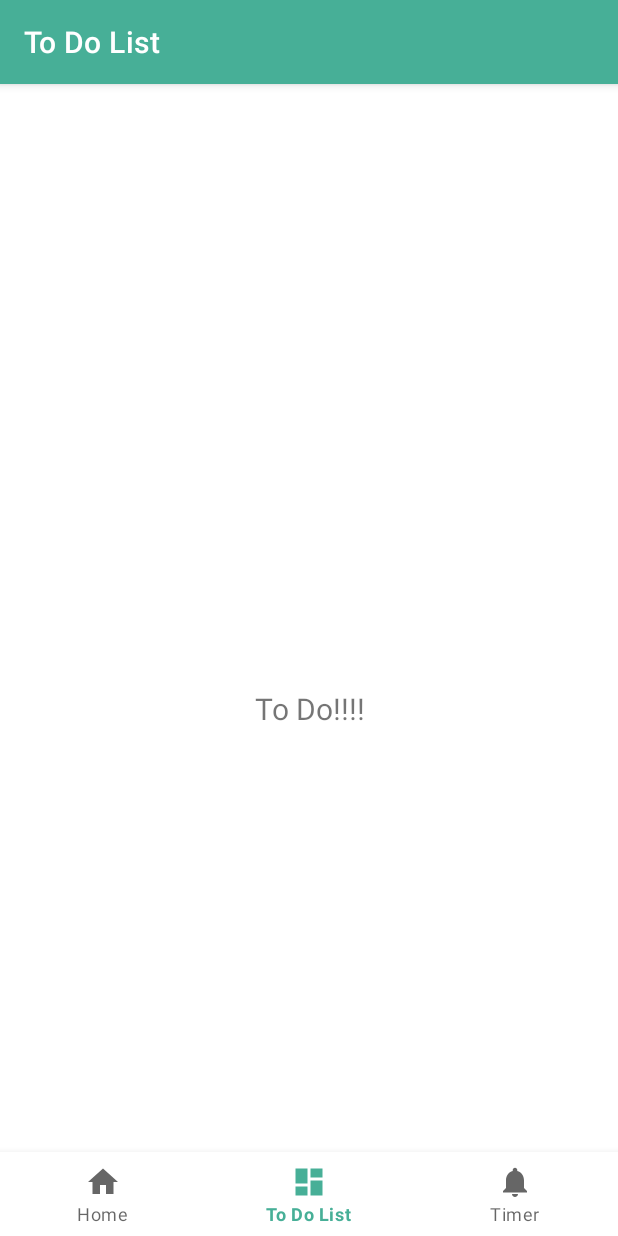
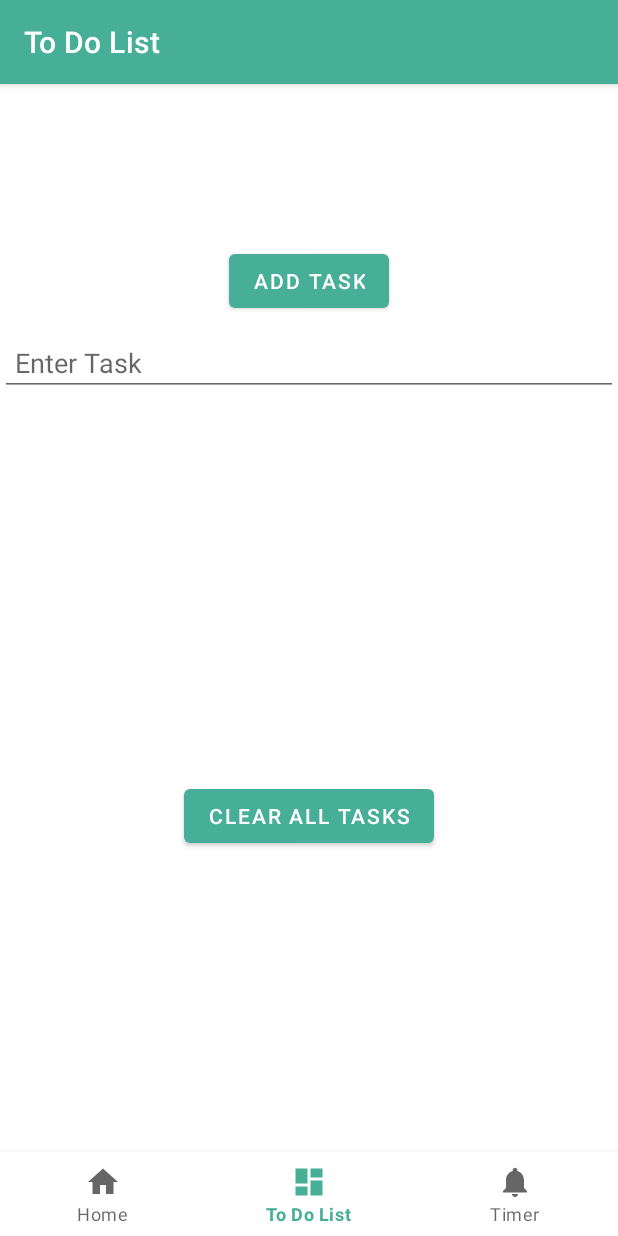
Before and after one commit to jlc25/ribbitivity, an Android app: the screen it shows after launch (MainActivity), item 2 of the bottom bar chosen, on a phone screen of 412 x 824 dp. Run offline under Robolectric (Android 15) with nearby library versions, the phone set to English and light mode, and no system bars; our stand-ins replace navigation-ui.

Commit message:
Todo is working (barely)

```diff
--- a/app/src/main/java/com/example/ribbitivity/data/FileHandler.kt
+++ b/app/src/main/java/com/example/ribbitivity/data/FileHandler.kt
@@ -3,6 +3,7 @@ package com.example.ribbitivity.data
 import android.content.Context
 import com.example.ribbitivity.model.Todo
 import java.io.FileNotFoundException
+import java.io.IOException
 
 class FileHandler(private val context: Context) {
 
@@ -11,7 +12,8 @@ class FileHandler(private val context: Context) {
     fun readTasks(): List<Todo> {
         val tasks = mutableListOf<Todo>()
         try {
-            context.openFileInput(fileName).bufferedReader().useLines { lines ->
+            val fileInputStream = context.openFileInput(fileName)
+            fileInputStream.bufferedReader().useLines { lines ->
                 lines.forEach {
                     val taskInfo = it.split(",")
                     val task = taskInfo[0]
@@ -19,11 +21,15 @@ class FileHandler(private val context: Context) {
                     tasks.add(Todo(task, status))
                 }
             }
+            fileInputStream.close()
         } catch (e: FileNotFoundException) {
-            throw FileNotFoundException("File was not found LIL BRO")
+            // File doesn't exist, so create it
+            createEmptyFile()
         }
         return tasks
     }
+
+
 
     fun writeTask(todo: Todo) {
         val taskString = "${todo.task},${todo.status}\n"
@@ -40,4 +46,22 @@ class FileHandler(private val context: Context) {
             }
         }
     }
+    private fun createEmptyFile() {
+        try {
+            context.openFileOutput(fileName, Context.MODE_PRIVATE).use {
+                // Write an empty string or any default content to the file
+                it.write("".toByteArray())
+            }
+        } catch (e: IOException) {
+            // Handle the IOException, e.g., log an error or throw an exception
+            e.printStackTrace()
+        }
+    }
+    fun clearAllTasks() {
+        // Clear all tasks by overwriting the file with an empty string
+        context.openFileOutput(fileName, Context.MODE_PRIVATE).use {
+            it.write("".toByteArray())
+        }
+    }
+
 }
--- a/app/src/main/java/com/example/ribbitivity/ui/list/ListFragment.kt
+++ b/app/src/main/java/com/example/ribbitivity/ui/list/ListFragment.kt
@@ -4,35 +4,98 @@ import android.os.Bundle
 import android.view.LayoutInflater
 import android.view.View
 import android.view.ViewGroup
+import android.widget.Button
+import android.widget.EditText
 import android.widget.TextView
 import androidx.fragment.app.Fragment
-import androidx.lifecycle.ViewModelProvider
+import com.example.ribbitivity.R
+import com.example.ribbitivity.data.FileHandler
+import com.example.ribbitivity.model.Todo
 import com.example.ribbitivity.databinding.FragmentListBinding
 
 class ListFragment : Fragment() {
+    private var _binding: FragmentListBinding? = null
+    private val binding get() = _binding!!
+    private lateinit var fileHandler: FileHandler
 
-    private var _binding: FragmentListBinding? = null
-
-    // This property is only valid between onCreateView and
-    // onDestroyView.
-    private val binding get() = _binding!!
+    private val _tasks = mutableListOf<Todo>()
+    private lateinit var textView: TextView
+    private lateinit var editTextTask: EditText
+    private lateinit var btnConfirmAdd: Button
 
     override fun onCreateView(
-        inflater: LayoutInflater,
-        container: ViewGroup?,
+        inflater: LayoutInflater, container: ViewGroup?,
         savedInstanceState: Bundle?
     ): View {
-        val notificationsViewModel =
-            ViewModelProvider(this).get(ListViewModel::class.java)
+        _binding = FragmentListBinding.inflate(inflater, container, false)
+        val view = binding.root
 
-        _binding = FragmentListBinding.inflate(inflater, container, false)
-        val root: View = binding.root
+        textView = binding.textList
+        editTextTask = binding.editTextTask
+        btnConfirmAdd = binding.btnConfirmAdd
 
-        val textView: TextView = binding.textList
-        notificationsViewModel.text.observe(viewLifecycleOwner) {
-            textView.text = it
+        val btnAddTask: Button = binding.btnAddTask
+//        val btnRemoveTask: Button = binding.btnRemoveTask
+        val btnClearAllTasks: Button = binding.btnClearAllTasks
+
+        fileHandler = FileHandler(requireContext())
+
+        // Initialize tasks from the file
+        _tasks.addAll(fileHandler.readTasks())
+        updateUI()
+
+        btnAddTask.setOnClickListener {
+            // Show the EditText and Confirm button
+            editTextTask.visibility = View.VISIBLE
+            btnConfirmAdd.visibility = View.VISIBLE
         }
-        return root
+
+        btnConfirmAdd.setOnClickListener {
+            val taskDescription = editTextTask.text.toString()
+            if (taskDescription.isNotBlank()) {
+                addTask(taskDescription)
+                // Hide the EditText and Confirm button after adding the task
+                editTextTask.visibility = View.GONE
+                btnConfirmAdd.visibility = View.GONE
+                // Clear the EditText
+                editTextTask.text.clear()
+            }
+        }
+
+//        btnRemoveTask.setOnClickListener {
+//            removeTask("Task to Remove")
+//        }
+        btnClearAllTasks.setOnClickListener {
+            clearAllTasks()
+        }
+
+        return view
+    }
+    private fun clearAllTasks() {
+        _tasks.clear()
+        fileHandler.clearAllTasks()
+        updateUI()
+    }
+    private fun addTask(taskDescription: String) {
+        val newTask = Todo(taskDescription, false)
+        _tasks.add(newTask)
+        saveTasksToFile()
+        updateUI()
+    }
+
+//    private fun removeTask(taskDescription: String) {
+//        _tasks.removeAll { it.task == taskDescription }
+//        saveTasksToFile()
+//        updateUI()
+//    }
+
+    private fun saveTasksToFile() {
+        fileHandler.saveTasksToFile(_tasks)
+    }
+
+    private fun updateUI() {
+        val tasksText = _tasks.joinToString("\n") { it.task }
+        textView.text = tasksText
     }
 
     override fun onDestroyView() {
--- a/app/src/main/res/layout/fragment_list.xml
+++ b/app/src/main/res/layout/fragment_list.xml
@@ -1,22 +1,90 @@
 <?xml version="1.0" encoding="utf-8"?>
-<androidx.constraintlayout.widget.ConstraintLayout xmlns:android="http://schemas.android.com/apk/res/android"
+<androidx.constraintlayout.widget.ConstraintLayout
+    xmlns:android="http://schemas.android.com/apk/res/android"
     xmlns:app="http://schemas.android.com/apk/res-auto"
     xmlns:tools="http://schemas.android.com/tools"
     android:layout_width="match_parent"
     android:layout_height="match_parent"
-    tools:context=".ui.list.ListFragment">
+    tools:context="com.example.ribbitivity.ui.list.ListFragment">
 
     <TextView
         android:id="@+id/text_list"
-        android:layout_width="match_parent"
+        android:layout_width="0dp"
         android:layout_height="wrap_content"
         android:layout_marginStart="8dp"
         android:layout_marginTop="8dp"
         android:layout_marginEnd="8dp"
         android:textAlignment="center"
         android:textSize="20sp"
+        app:layout_constraintBottom_toTopOf="@+id/btnAddTask"
+        app:layout_constraintEnd_toEndOf="parent"
+        app:layout_constraintStart_toStartOf="parent"
+        app:layout_constraintTop_toTopOf="parent" />
+
+    <Button
+        android:id="@+id/btnAddTask"
+        android:layout_width="wrap_content"
+        android:layout_height="wrap_content"
+        android:text="Add Task"
+        app:layout_constraintTop_toBottomOf="@+id/text_list"
+        app:layout_constraintStart_toStartOf="parent"
+        app:layout_constraintEnd_toEndOf="parent"
+        android:layout_marginTop="16dp" />
+
+    <!-- EditText for task input -->
+    <EditText
+        android:id="@+id/editTextTask"
+        android:layout_width="0dp"
+        android:layout_height="wrap_content"
+        app:layout_constraintTop_toBottomOf="@+id/btnAddTask"
+        app:layout_constraintStart_toStartOf="parent"
+        app:layout_constraintEnd_toEndOf="parent"
+        android:layout_marginTop="8dp"
+        android:padding="10dp"
+        android:hint="Enter Task"/>
+
+    <!-- Button to confirm task addition -->
+    <Button
+        android:id="@+id/btnConfirmAdd"
+        android:layout_width="wrap_content"
+        android:layout_height="wrap_content"
+        android:layout_marginTop="8dp"
+        android:onClick="onConfirmAddClicked"
+        android:text="Confirm"
+        android:visibility="gone"
+        app:layout_constraintEnd_toEndOf="parent"
+        app:layout_constraintStart_toStartOf="parent"
+        app:layout_constraintTop_toBottomOf="@+id/editTextTask" />
+
+    <!--    app:layout_constraintBottom_toTopOf="@+id/btnRemoveTask"-->
+
+<!--    <Button-->
+<!--        android:id="@+id/btnRemoveTask"-->
+<!--        android:layout_width="wrap_content"-->
+<!--        android:layout_height="wrap_content"-->
+<!--        android:text="Remove Task"-->
+<!--        app:layout_constraintEnd_toEndOf="parent"-->
+<!--        app:layout_constraintStart_toStartOf="parent"-->
+<!--        app:layout_constraintTop_toBottomOf="@+id/recyclerViewTasks" />-->
+
+    <androidx.recyclerview.widget.RecyclerView
+        android:id="@+id/recyclerViewTasks"
+        android:layout_width="0dp"
+        android:layout_height="0dp"
+        android:layout_marginTop="528dp"
+        app:layout_constraintEnd_toEndOf="parent"
+        app:layout_constraintHorizontal_bias="1.0"
+        app:layout_constraintStart_toStartOf="parent"
+        app:layout_constraintTop_toBottomOf="@+id/btnConfirmAdd" />
+
+    <Button
+        android:id="@+id/btnClearAllTasks"
+        android:layout_width="wrap_content"
+        android:layout_height="wrap_content"
+        android:text="Clear All Tasks"
         app:layout_constraintBottom_toBottomOf="parent"
         app:layout_constraintEnd_toEndOf="parent"
         app:layout_constraintStart_toStartOf="parent"
-        app:layout_constraintTop_toTopOf="parent" />
+        app:layout_constraintTop_toBottomOf="@+id/btnConfirmAdd" />
+
 </androidx.constraintlayout.widget.ConstraintLayout>
```
Also changed, not shown: app/src/main/java/com/example/ribbitivity/TodoManager.kt (renamed from app/src/main/java/com/example/ribbitivity/TaskManager.kt).
